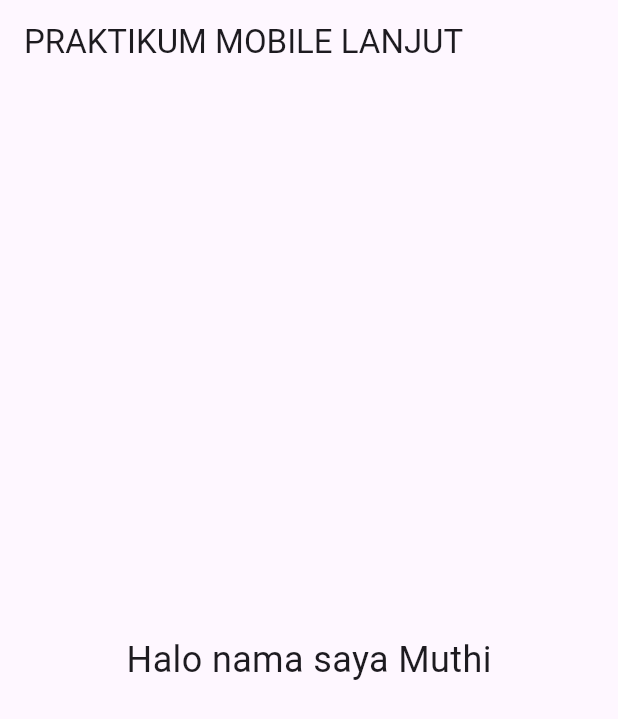
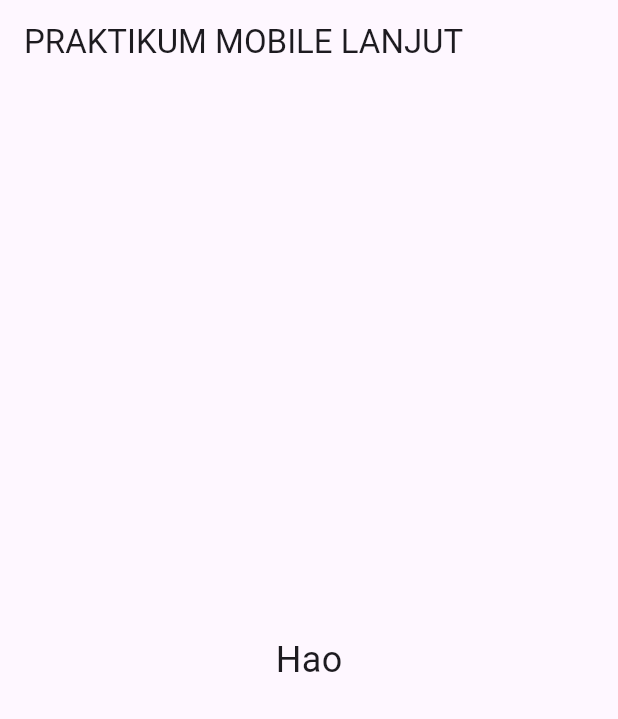
Before and after one commit to muthiazha/prak-mobilelanjut-2467051025, a Flutter app: the screen it shows after launch, on a phone screen of 412 x 824 dp. Shown: the top 719 px of the screen. Run offline on Flutter 3.47's test engine with Material 3 defaults, Android fonts, the light colour scheme and no system bars.

Commit message:
Pertemuan 2

```diff
--- a/lib/main.dart
+++ b/lib/main.dart
@@ -17,9 +17,7 @@ class MyApp extends StatelessWidget {
       ),
       home: Scaffold(
         appBar: AppBar(title: const Text('PRAKTIKUM MOBILE LANJUT')),
-        body: const Center(
-          child: Text('Halo nama saya Muthi', style: TextStyle(fontSize: 24)),
-        ),
+        body: const Center(child: Text('Hao', style: TextStyle(fontSize: 24))),
       ),
     );
   }
```
